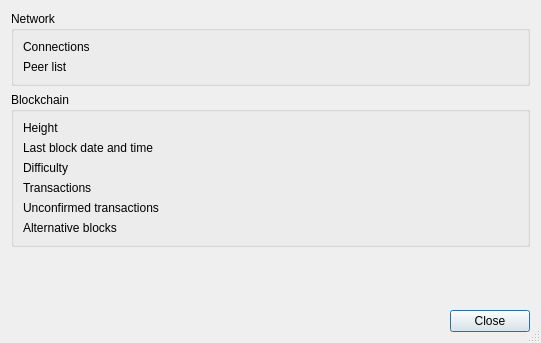
Before: the Qt Designer form src/gui/ui/infodialog.ui in dcrsprotocol/dcrswallet, drawn with Qt 5.
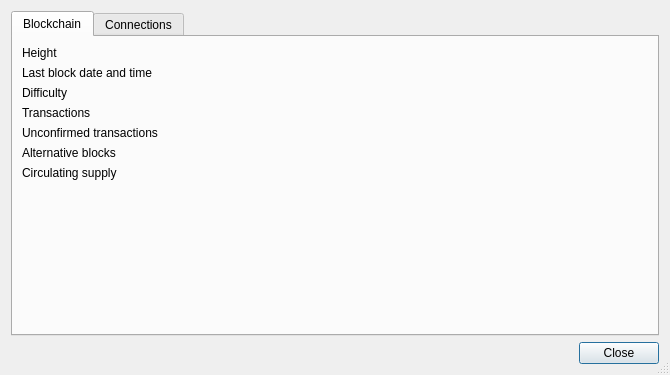
After: the same form once the commit is applied.

```diff
--- a/src/gui/ui/infodialog.ui
+++ b/src/gui/ui/infodialog.ui
@@ -9,8 +9,8 @@
    <rect>
     <x>0</x>
     <y>0</y>
-    <width>541</width>
-    <height>343</height>
+    <width>670</width>
+    <height>375</height>
    </rect>
   </property>
   <property name="windowTitle">
@@ -24,75 +24,30 @@
   </property>
   <layout class="QVBoxLayout" name="verticalLayout">
    <item>
-    <widget class="QGroupBox" name="groupBox">
-     <property name="title">
-      <string>Network</string>
+    <widget class="QTabWidget" name="tabWidget">
+     <property name="autoFillBackground">
+      <bool>true</bool>
      </property>
-     <layout class="QGridLayout" name="gridLayout">
-      <item row="0" column="0">
-       <widget class="QLabel" name="label">
-        <property name="minimumSize">
-         <size>
-          <width>150</width>
-          <height>0</height>
-         </size>
-        </property>
-        <property name="text">
-         <string>Connections</string>
-        </property>
-       </widget>
-      </item>
-      <item row="0" column="1">
-       <widget class="QLabel" name="m_connections">
-        <property name="text">
-         <string/>
-        </property>
-       </widget>
-      </item>
-      <item row="1" column="0">
-       <widget class="QLabel" name="label_7">
-        <property name="minimumSize">
-         <size>
-          <width>150</width>
-          <height>0</height>
-         </size>
-        </property>
-        <property name="text">
-         <string>Peer list</string>
-        </property>
-       </widget>
-      </item>
-      <item row="1" column="1">
-       <widget class="QLabel" name="m_peerList">
-        <property name="text">
-         <string/>
-        </property>
-       </widget>
-      </item>
-     </layout>
-    </widget>
-   </item>
-   <item>
-    <widget class="QGroupBox" name="groupBox_2">
-     <property name="title">
+     <property name="currentIndex">
+      <number>0</number>
+     </property>
+     <property name="documentMode">
+      <bool>false</bool>
+     </property>
+     <widget class="QWidget" name="m_blockchainTab">
+      <attribute name="title">
       <string>Blockchain</string>
-     </property>
-     <layout class="QGridLayout" name="gridLayout_2">
-      <item row="0" column="0">
-       <widget class="QLabel" name="label_2">
-        <property name="minimumSize">
-         <size>
-          <width>150</width>
-          <height>0</height>
-         </size>
-        </property>
+      </attribute>
+      <layout class="QGridLayout" name="gridLayout_3">
+       <item row="1" column="1">
+        <widget class="QLabel" name="m_blockTime">
         <property name="text">
-         <string>Height</string>
+          <string/>
         </property>
        </widget>
       </item>
-      <item row="0" column="1">
-       <widget class="QLabel" name="m_height">
+       <item row="4" column="1">
+        <widget class="QLabel" name="m_txPoolSize">
         <property name="text">
          <string/>
         </property>
@@ -111,15 +66,8 @@
         </property>
        </widget>
       </item>
-      <item row="1" column="1">
-       <widget class="QLabel" name="m_blockTime">
-        <property name="text">
-         <string/>
-        </property>
-       </widget>
-      </item>
-      <item row="2" column="0">
-       <widget class="QLabel" name="label_3">
+       <item row="5" column="0">
+        <widget class="QLabel" name="label_6">
         <property name="minimumSize">
          <size>
           <width>150</width>
@@ -127,14 +75,7 @@
          </size>
         </property>
         <property name="text">
-         <string>Difficulty</string>
-        </property>
-       </widget>
-      </item>
-      <item row="2" column="1">
-       <widget class="QLabel" name="m_difficulty">
-        <property name="text">
-         <string/>
+          <string>Alternative blocks</string>
         </property>
        </widget>
       </item>
@@ -151,13 +92,6 @@
         </property>
        </widget>
       </item>
-      <item row="3" column="1">
-       <widget class="QLabel" name="m_txCount">
-        <property name="text">
-         <string/>
-        </property>
-       </widget>
-      </item>
       <item row="4" column="0">
        <widget class="QLabel" name="label_5">
         <property name="minimumSize">
@@ -171,15 +105,42 @@
         </property>
        </widget>
       </item>
-      <item row="4" column="1">
-       <widget class="QLabel" name="m_txPoolSize">
+       <item row="2" column="0">
+        <widget class="QLabel" name="label_3">
+         <property name="minimumSize">
+          <size>
+           <width>150</width>
+           <height>0</height>
+          </size>
+         </property>
         <property name="text">
+          <string>Difficulty</string>
+         </property>
+        </widget>
+       </item>
+       <item row="6" column="1">
+        <widget class="QLabel" name="m_alreadyGeneratedCoins">
+         <property name="text">
          <string/>
         </property>
        </widget>
       </item>
-      <item row="5" column="0">
-       <widget class="QLabel" name="label_6">
+       <item row="0" column="1">
+        <widget class="QLabel" name="m_height">
+         <property name="text">
+          <string/>
+         </property>
+        </widget>
+       </item>
+       <item row="6" column="0">
+        <widget class="QLabel" name="label_9">
+         <property name="text">
+          <string>Circulating supply</string>
+         </property>
+        </widget>
+       </item>
+       <item row="0" column="0">
+        <widget class="QLabel" name="label_2">
         <property name="minimumSize">
          <size>
           <width>150</width>
@@ -187,7 +148,7 @@
          </size>
         </property>
         <property name="text">
-         <string>Alternative blocks</string>
+          <string>Height</string>
         </property>
        </widget>
       </item>
@@ -198,10 +159,7 @@
         </property>
        </widget>
       </item>
-     </layout>
-    </widget>
-   </item>
-   <item>
+       <item row="7" column="0">
     <spacer name="verticalSpacer">
      <property name="orientation">
       <enum>Qt::Vertical</enum>
@@ -209,10 +167,87 @@
      <property name="sizeHint" stdset="0">
       <size>
        <width>20</width>
-       <height>82</height>
+           <height>40</height>
       </size>
      </property>
     </spacer>
+       </item>
+       <item row="3" column="1">
+        <widget class="QLabel" name="m_txCount">
+         <property name="text">
+          <string/>
+         </property>
+        </widget>
+       </item>
+       <item row="2" column="1">
+        <widget class="QLabel" name="m_difficulty">
+         <property name="text">
+          <string/>
+         </property>
+        </widget>
+       </item>
+      </layout>
+     </widget>
+     <widget class="QWidget" name="m_networkTab">
+      <attribute name="title">
+       <string>Connections</string>
+      </attribute>
+      <layout class="QGridLayout" name="gridLayout_2">
+       <item row="1" column="0">
+        <widget class="QTreeView" name="m_connectionsView"/>
+       </item>
+       <item row="0" column="0">
+        <widget class="QGroupBox" name="groupBox">
+         <property name="title">
+          <string>Network</string>
+         </property>
+         <layout class="QGridLayout" name="gridLayout">
+          <item row="1" column="0">
+           <widget class="QLabel" name="label_7">
+            <property name="minimumSize">
+             <size>
+              <width>150</width>
+              <height>0</height>
+             </size>
+            </property>
+            <property name="text">
+             <string>Peer list</string>
+            </property>
+           </widget>
+          </item>
+          <item row="1" column="1">
+           <widget class="QLabel" name="m_peerList">
+            <property name="text">
+             <string/>
+            </property>
+           </widget>
+          </item>
+          <item row="0" column="1">
+           <widget class="QLabel" name="m_connections">
+            <property name="text">
+             <string/>
+            </property>
+           </widget>
+          </item>
+          <item row="0" column="0">
+           <widget class="QLabel" name="label">
+            <property name="minimumSize">
+             <size>
+              <width>150</width>
+              <height>0</height>
+             </size>
+            </property>
+            <property name="text">
+             <string>Connections</string>
+            </property>
+           </widget>
+          </item>
+         </layout>
+        </widget>
+       </item>
+      </layout>
+     </widget>
+    </widget>
    </item>
    <item>
     <layout class="QHBoxLayout" name="horizontalLayout_2">
```
Lines whose indentation alone changed are shown as unchanged.
